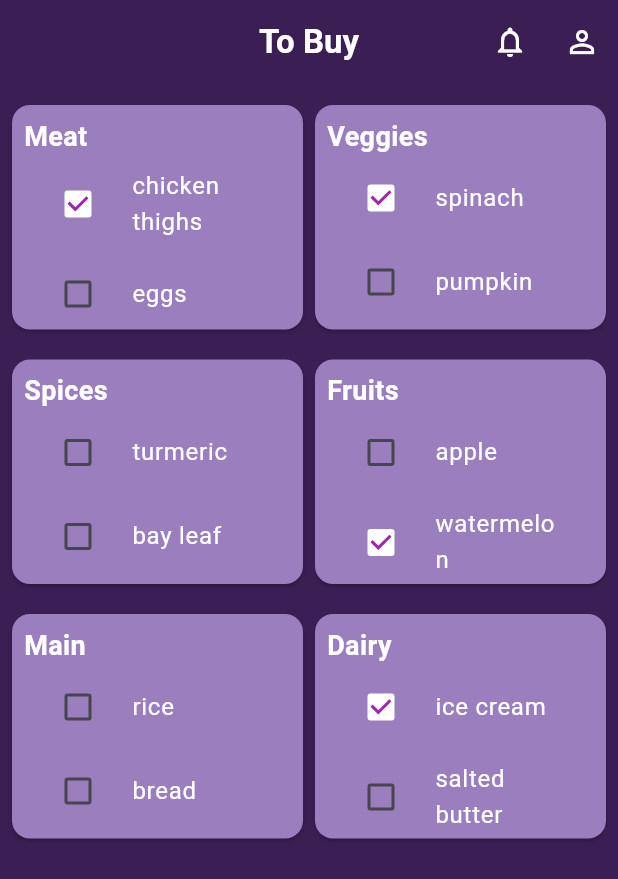
After one commit to Exact-Bytes/ChefScale, a Flutter app: the ShoppingListPage screen opened directly, on a phone screen of 412 x 824 dp. The commit adds this screen. Shown: the top 879 px of the screen. Run offline on Flutter 3.47's test engine with Material 3 defaults, Android fonts, the phone set to English and light mode, and no system bars; our stand-ins replace google_fonts, image_picker; Roboto replaces fonts that are missing (Afacad).

Commit message:
iventory mangagement

```diff
--- a/lib/fridge.dart
+++ b/lib/fridge.dart
@@ -40,6 +40,7 @@ class _FridgeScreenState extends State<FridgeScreen> {
   @override
   Widget build(BuildContext context) {
     return Scaffold(
+      backgroundColor: Color(0xFF3B1E54), // Background color of the screen
       appBar: AppBar(
         title: Text("Fridge", style: GoogleFonts.afacad(fontSize: 22, fontWeight: FontWeight.bold)),
         actions: [
@@ -52,6 +53,7 @@ class _FridgeScreenState extends State<FridgeScreen> {
             onPressed: () {},
           ),
         ],
+        backgroundColor: Color(0xFF3B1E54), // Appbar background color
       ),
       body: Padding(
         padding: const EdgeInsets.all(8.0),
@@ -62,7 +64,7 @@ class _FridgeScreenState extends State<FridgeScreen> {
           childAspectRatio: 1.2,
           children: categories.entries.map((entry) {
             return Card(
-              color: Colors.purple.shade800,
+              color: Color(0xFF9B7EBD), // Category box color
               margin: EdgeInsets.symmetric(vertical: 6.0),
               child: Padding(
                 padding: const EdgeInsets.all(8.0),
--- /dev/null
+++ b/lib/to_buy.dart
@@ -0,0 +1,164 @@
+import 'package:flutter/material.dart';
+import 'package:google_fonts/google_fonts.dart';
+
+void main() {
+  runApp(MyApp());
+}
+
+class MyApp extends StatelessWidget {
+  const MyApp({super.key});
+
+  @override
+  Widget build(BuildContext context) {
+    return MaterialApp(
+      home: ShoppingListPage(),
+      theme: ThemeData.dark(),
+      debugShowCheckedModeBanner: false,
+    );
+  }
+}
+
+class ShoppingListPage extends StatefulWidget {
+  const ShoppingListPage({super.key});
+
+  @override
+  _ShoppingListPageState createState() => _ShoppingListPageState();
+}
+
+class _ShoppingListPageState extends State<ShoppingListPage> {
+  // Data for the shopping list
+  Map<String, List<ShoppingItem>> shoppingList = {
+    'Meat': [
+      ShoppingItem(name: 'chicken thighs', checked: true),
+      ShoppingItem(name: 'eggs', checked: false),
+      ShoppingItem(name: 'lunch meat', checked: true),
+      ShoppingItem(name: 'shrimps', checked: false),
+    ],
+    'Veggies': [
+      ShoppingItem(name: 'spinach', checked: true),
+      ShoppingItem(name: 'pumpkin', checked: false),
+      ShoppingItem(name: 'corn', checked: false),
+      ShoppingItem(name: 'broccoli', checked: false),
+      ShoppingItem(name: 'lemons', checked: true),
+    ],
+    'Spices': [
+      ShoppingItem(name: 'turmeric', checked: false),
+      ShoppingItem(name: 'bay leaf', checked: false),
+      ShoppingItem(name: 'cloves', checked: false),
+      ShoppingItem(name: 'cinnamon', checked: false),
+    ],
+    'Fruits': [
+      ShoppingItem(name: 'apple', checked: false),
+      ShoppingItem(name: 'watermelon', checked: true),
+      ShoppingItem(name: 'pineapple', checked: false),
+      ShoppingItem(name: 'kiwi', checked: false),
+      ShoppingItem(name: 'guava', checked: true),
+    ],
+    'Main': [
+      ShoppingItem(name: 'rice', checked: false),
+      ShoppingItem(name: 'bread', checked: false),
+    ],
+    'Dairy': [
+      ShoppingItem(name: 'ice cream', checked: true),
+      ShoppingItem(name: 'salted butter', checked: false),
+      ShoppingItem(name: 'buttermilk', checked: false),
+    ],
+  };
+
+  Map<String, bool> checkedItems = {};
+
+  @override
+  Widget build(BuildContext context) {
+    return Scaffold(
+      backgroundColor: Color(0xFF3B1E54), // Set background color
+      appBar: AppBar(
+        title: Text(
+          'To Buy',
+          style: GoogleFonts.afacad(
+            fontSize: 22,
+            fontWeight: FontWeight.bold,
+            color: Colors.white,
+          ),
+          textAlign: TextAlign.center, // Center the title
+        ),
+        centerTitle: true, // Centers the title in the AppBar
+        backgroundColor: Color(0xFF3B1E54), // White appbar background
+        iconTheme: IconThemeData(color: Colors.white), // White icons in appbar
+        actions: [
+          // Removed the search icon
+          IconButton(
+            icon: Icon(Icons.notifications_none, color: Colors.white),
+            // White notifications icon
+            onPressed: () {
+              // Handle notifications action
+            },
+          ),
+          IconButton(
+            icon: Icon(Icons.person_outline, color: Colors.white),
+            // White profile icon
+            onPressed: () {
+              // Handle profile action
+            },
+          ),
+        ],
+      ),
+      body: Padding(
+        padding: const EdgeInsets.all(8.0),
+        child: GridView.count(
+          crossAxisCount: 2,
+          crossAxisSpacing: 8.0,
+          mainAxisSpacing: 8.0,
+          childAspectRatio: 1.2,
+          children: shoppingList.entries.map((entry) {
+            return Card(
+              color: Color(0xFF9B7EBD), // Category box color
+              margin: EdgeInsets.symmetric(vertical: 6.0),
+              child: Padding(
+                padding: const EdgeInsets.all(8.0),
+                child: Column(
+                  crossAxisAlignment: CrossAxisAlignment.start,
+                  children: [
+                    Text(
+                      entry.key,
+                      style: GoogleFonts.afacad(
+                          fontSize: 18,
+                          fontWeight: FontWeight.bold,
+                          color: Colors.white),
+                    ),
+                    Expanded(
+                      child: ListView(
+                        shrinkWrap: true,
+                        children: entry.value.map((item) {
+                          return CheckboxListTile(
+                            title: Text(item.name,
+                                style: GoogleFonts.afacad(color: Colors.white)),
+                            value: item.checked,
+                            onChanged: (bool? value) {
+                              setState(() {
+                                item.checked = value ?? false;
+                              });
+                            },
+                            controlAffinity: ListTileControlAffinity.leading,
+                            activeColor: Colors.white,
+                            checkColor: Colors.purple,
+                          );
+                        }).toList(),
+                      ),
+                    ),
+                  ],
+                ),
+              ),
+            );
+          }).toList(),
+        ),
+      ),
+    );
+  }
+}
+
+class ShoppingItem {
+  String name;
+  bool checked;
+
+  ShoppingItem({required this.name, required this.checked});
+}
```
